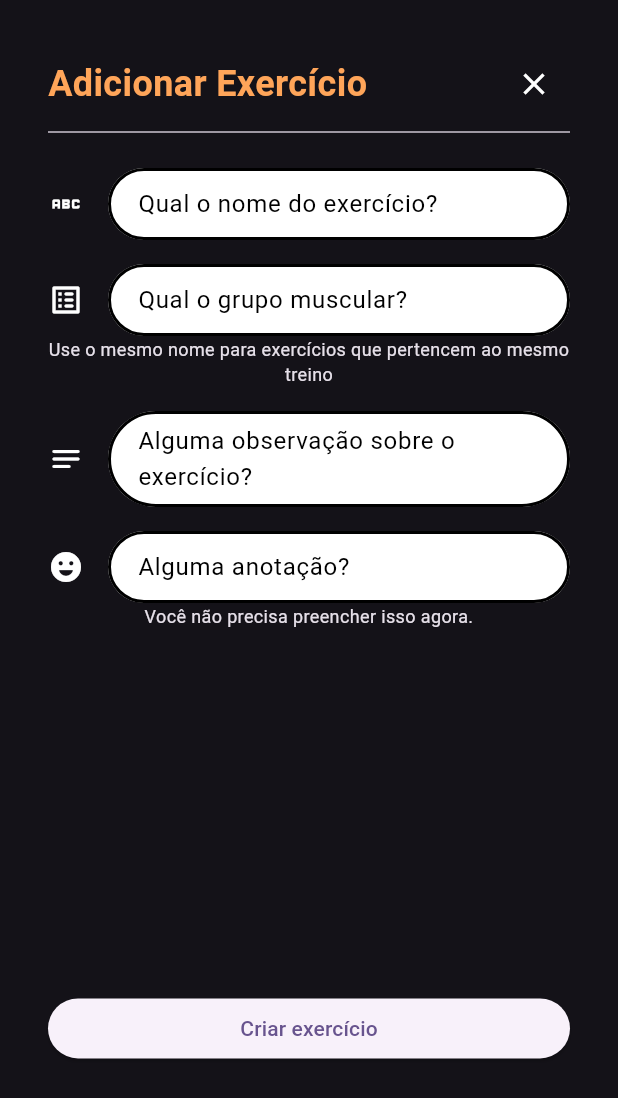
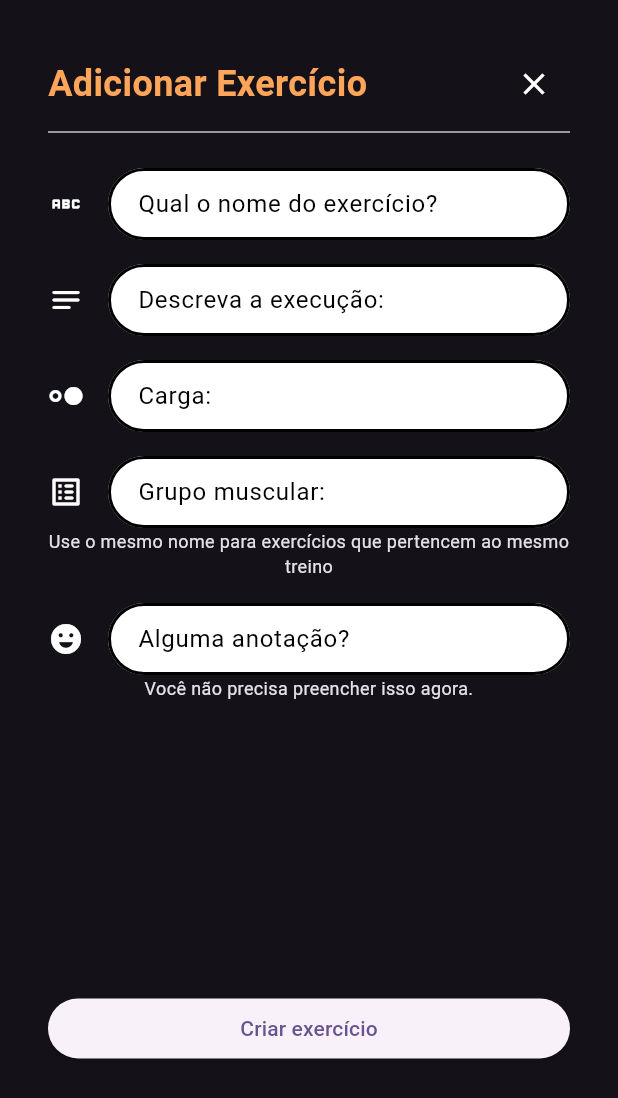
Before and after one commit to GustaDuarte/gym-easy, a Flutter app: the ExerciseModal widget shown alone on an empty page, opened directly, on a phone screen of 412 x 824 dp. Shown: the top 1098 px of the screen. Run offline on Flutter 3.47's test engine with Material 3 defaults, Android fonts, the phone set to English and light mode, and no system bars; our stand-ins replace cloud_firestore, firebase_auth, firebase_core; accounts and stored records are empty.

Commit message:
git commit -m ":sparkles: feat: transformando a carga em uma sub coleção"

```diff
--- a/lib/_core/home_modal.dart
+++ b/lib/_core/home_modal.dart
@@ -5,6 +5,7 @@ import 'package:flutter_projects/models/exercise_model.dart';
 import 'package:flutter_projects/models/note_model.dart';
 import 'package:flutter_projects/service/exercise_service.dart';
 import 'package:uuid/uuid.dart';
+import '../models/load_model.dart';
 
 showModalHome(BuildContext context, {ExerciseModel? exercise}) {
   showModalBottomSheet(
@@ -32,8 +33,9 @@ class ExerciseModal extends StatefulWidget {
 
 class _ExerciseModalState extends State<ExerciseModal> {
   final TextEditingController _nameCtrl = TextEditingController();
-  final TextEditingController _trainingCtrl = TextEditingController();
-  final TextEditingController _obsCtrl = TextEditingController();
+  final TextEditingController _muscleGroupCtrl = TextEditingController();
+  final TextEditingController _executionCtrl = TextEditingController();
+  final TextEditingController _loadCtrl = TextEditingController();
   final TextEditingController _noteCtrl = TextEditingController();
 
   bool isLoading = false;
@@ -44,8 +46,8 @@ class _ExerciseModalState extends State<ExerciseModal> {
   void initState() {
     if (widget.exerciseModel != null) {
       _nameCtrl.text = widget.exerciseModel!.name;
-      _trainingCtrl.text = widget.exerciseModel!.exercise;
-      _obsCtrl.text = widget.exerciseModel!.execution;
+      _muscleGroupCtrl.text = widget.exerciseModel!.muscleGroup;
+      _executionCtrl.text = widget.exerciseModel!.execution;
     }
     super.initState();
   }
@@ -105,9 +107,32 @@ class _ExerciseModalState extends State<ExerciseModal> {
                     ),
                     const SizedBox(height: 16),
                     TextFormField(
-                      controller: _trainingCtrl,
+                      controller: _executionCtrl,
                       decoration: getAuthenticationInputDecoration(
-                        "Qual o grupo muscular?",
+                        "Descreva a execução:",
+                        icon: Icon(
+                          Icons.notes_rounded,
+                          color: MyColors.textCards,
+                        ),
+                      ),
+                      maxLines: null,
+                    ),
+                    const SizedBox(height: 16),
+                    TextFormField(
+                      controller: _loadCtrl,
+                      decoration: getAuthenticationInputDecoration(
+                        "Carga:",
+                        icon: Icon(
+                          Icons.hdr_strong,
+                          color: MyColors.textCards,
+                        ),
+                      ),
+                    ),
+                    const SizedBox(height: 16),
+                    TextFormField(
+                      controller: _muscleGroupCtrl,
+                      decoration: getAuthenticationInputDecoration(
+                        "Grupo muscular:",
                         icon: Icon(
                           Icons.list_alt_rounded,
                           color: MyColors.textCards,
@@ -118,18 +143,6 @@ class _ExerciseModalState extends State<ExerciseModal> {
                       "Use o mesmo nome para exercícios que pertencem ao mesmo treino",
                       textAlign: TextAlign.center,
                       style: TextStyle(fontSize: 12),
-                    ),
-                    const SizedBox(height: 16),
-                    TextFormField(
-                      controller: _obsCtrl,
-                      decoration: getAuthenticationInputDecoration(
-                        "Alguma observação sobre o exercício?",
-                        icon: Icon(
-                          Icons.notes_rounded,
-                          color: MyColors.textCards,
-                        ),
-                      ),
-                      maxLines: null,
                     ),
                     Visibility(
                       visible: (widget.exerciseModel == null),
@@ -184,46 +197,55 @@ class _ExerciseModalState extends State<ExerciseModal> {
     );
   }
 
-  sendClick() {
+  sendClick() async {
     setState(() {
       isLoading = true;
     });
 
     String name = _nameCtrl.text;
-    String training = _trainingCtrl.text;
-    String obs = _obsCtrl.text;
+    String training = _muscleGroupCtrl.text;
+    String execution = _executionCtrl.text;
+    String load = _loadCtrl.text;
     String note = _noteCtrl.text;
 
     ExerciseModel exercise = ExerciseModel(
-      id: Uuid().v1(),
+      id: widget.exerciseModel?.id ?? Uuid().v1(),
       name: name,
-      exercise: training,
-      execution: obs,
+      muscleGroup: training,
+      load: load,
+      execution: execution,
     );
 
-    if (widget.exerciseModel != null) {
-      exercise.id = widget.exerciseModel!.id;
-    }
+    try {
+      await _exerciseService.addExercise(exercise);
 
-
-    _exerciseService.addExercise(exercise).then((value) {
-      if (note != "") {
+      if (note.isNotEmpty) {
         NoteModel notes = NoteModel(
-          id: const Uuid().v1(),
+          id: Uuid().v1(),
           note: note,
           date: DateTime.now().toString(),
         );
-        _exerciseService
-            .addNote(exercise.id, notes)
-            .then((value) {
-          setState(() {
-            isLoading = false;
-          });
-          Navigator.pop(context);
-        });
-      } else {
-        Navigator.pop(context);
+        await _exerciseService.addNote(exercise.id, notes);
       }
-    });
+
+      if (load.isNotEmpty) {
+        LoadModel loads = LoadModel(
+          id: Uuid().v1(),
+          load: load,
+          date: DateTime.now().toString(),
+        );
+        await _exerciseService.addLoad(exercise.id, loads);
+      }
+
+      setState(() {
+        isLoading = false;
+      });
+      Navigator.pop(context);
+    } catch (e) {
+      setState(() {
+        isLoading = false;
+      });
+      print("Erro ao salvar exercício: $e");
+    }
   }
 }
--- a/lib/models/exercise_model.dart
+++ b/lib/models/exercise_model.dart
@@ -1,31 +1,34 @@
 class ExerciseModel {
   String id;
   String name;
-  String exercise;
+  String muscleGroup;
   String execution;
-
+  String load;
   String? urlImage;
 
   ExerciseModel({
     required this.id,
     required this.name,
-    required this.exercise,
+    required this.muscleGroup,
     required this.execution,
+    required this.load,
   });
 
   ExerciseModel.fromMap(Map<String, dynamic> map)
-    : id = map["id"],
-      name = map["name"],
-      exercise = map["exercise"],
-      execution = map["note"],
-      urlImage = map["urlImage"];
+    : id = map["id"] ?? '',
+      name = map["name"] ?? '',
+      muscleGroup = map["exercise"] ?? '',
+      execution = map["execution"] ?? '',
+      load = map["load"] ?? '',
+      urlImage = map["urlImage"] ?? '';
 
   Map<String, dynamic> toMap() {
     return {
       "id": id,
       "name": name,
-      "exercise": exercise,
-      "note": execution,
+      "exercise": muscleGroup,
+      "execution": execution,
+      "load": load,
       "urlImage": urlImage,
     };
   }
--- /dev/null
+++ b/lib/models/load_model.dart
@@ -0,0 +1,16 @@
+class LoadModel {
+  String id;
+  String load;
+  String date;
+
+  LoadModel({required this.id, required this.load, required this.date});
+
+  LoadModel.fromMap(Map<String, dynamic> map)
+      : id = map["id"],
+        load = map["load"],
+        date = map["date"];
+
+  Map<String, dynamic> toMap() {
+    return {"id": id, "load": load, "date": date};
+  }
+}
--- a/lib/screens/exercise_screen.dart
+++ b/lib/screens/exercise_screen.dart
@@ -22,7 +22,7 @@ class ExerciseScreen extends StatelessWidget {
               exerciseModel.name,
               style: const TextStyle(fontWeight: FontWeight.bold, fontSize: 22),
             ),
-            Text(exerciseModel.exercise, style: const TextStyle(fontSize: 15)),
+            Text(exerciseModel.muscleGroup, style: const TextStyle(fontSize: 15)),
           ],
         ),
         backgroundColor: MyColors.strongOranje,
@@ -85,7 +85,7 @@ class ExerciseScreen extends StatelessWidget {
               child: const Divider(color: MyColors.textCards),
             ),
             const Text(
-              "Evolução",
+              "Observações",
               style: TextStyle(fontWeight: FontWeight.bold, fontSize: 18),
             ),
             const SizedBox(height: 8),
--- a/lib/screens/home_screen.dart
+++ b/lib/screens/home_screen.dart
@@ -80,7 +80,7 @@ class _HomeScreenState extends State<HomeScreen> {
                   ExerciseModel exerciseModel = listExercise[index];
                   return ListTile(
                     title: Text(exerciseModel.name),
-                    subtitle: Text(exerciseModel.exercise),
+                    subtitle: Text(exerciseModel.muscleGroup),
                     trailing: IconButton(icon: Icon(Icons.edit), onPressed: (){
                       showModalHome(context, exercise: exerciseModel);
                     }, ),
```
Also changed, not shown: lib/service/exercise_service.dart (+11 -0 lines).
